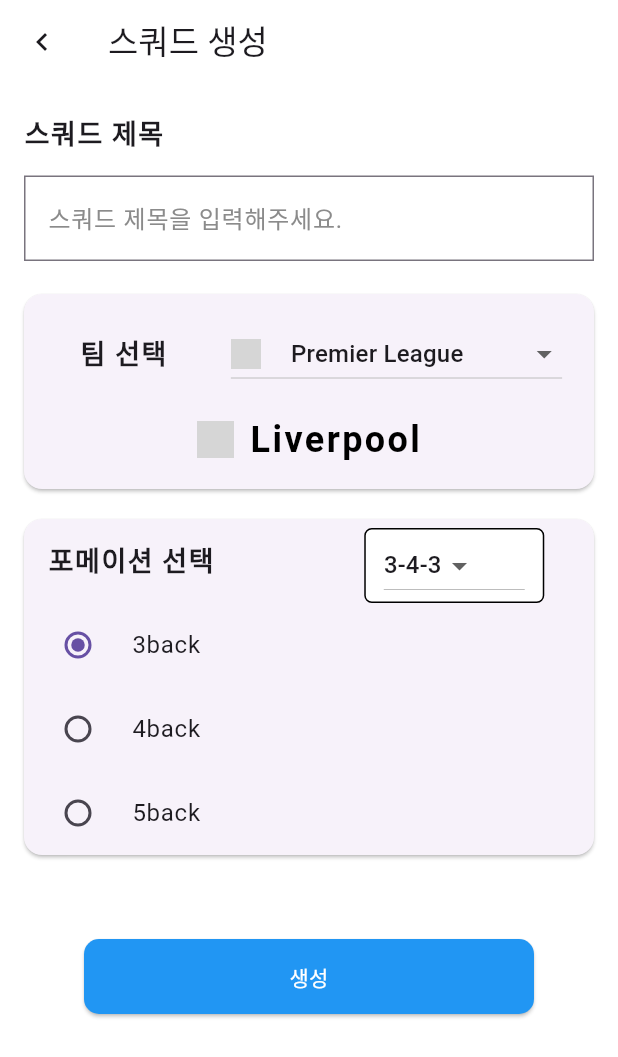
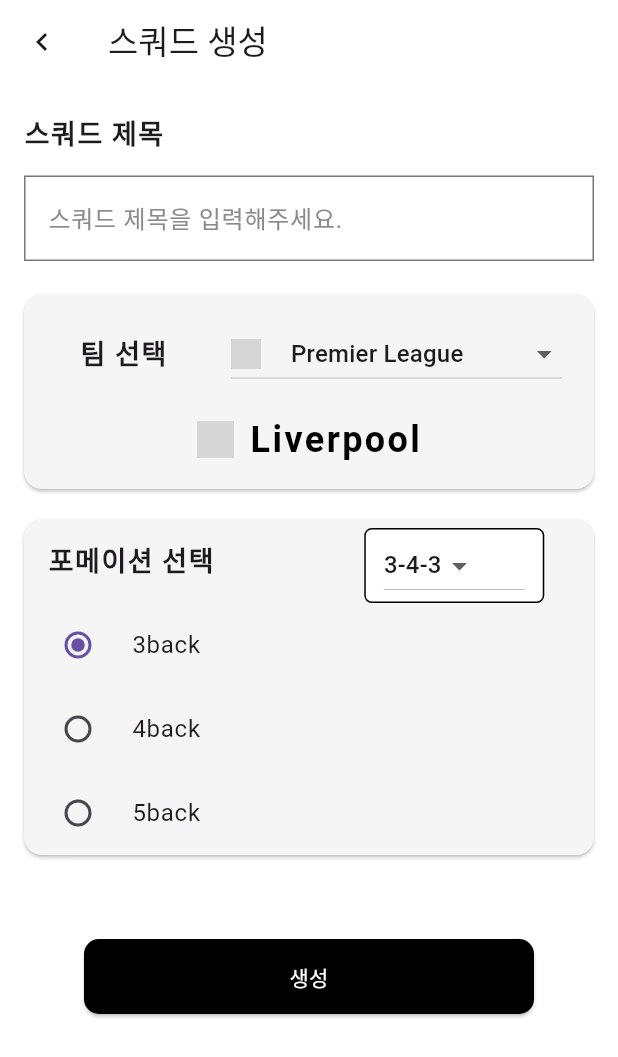
Before and after one commit to kmc7582s/fcm_squad_maker, a Flutter app: the CreateSquadPage screen opened directly, on a phone screen of 412 x 824 dp. Shown: the top 1057 px of the screen. Run offline on Flutter 3.47's test engine with Material 3 defaults, Android fonts, the phone set to English and light mode, and no system bars; our stand-ins replace firebase_auth, firebase_core, firebase_database, firebase_storage, flutter_animate, flutter_rating_bar and 5 more; missing offline and left inert: gauge_indicator; accounts and stored records are empty; network calls fail; Roboto replaces fonts that are missing (Pretendard); grey boxes are pictures that could not be loaded.

Commit message:
2024/07/29 일부 기능 및 디자인 수정

```diff
--- a/flutter_native_splash.yaml
+++ b/flutter_native_splash.yaml
@@ -18,7 +18,7 @@
 
   # The image parameter allows you to specify an image used in the splash screen.  It must be a
   # png file and should be sized for 4x pixel density.
-  image: assets/test_logo.png
+  image: assets/appstore.png
 
   # The branding property allows you to specify an image used as branding in the splash screen.
   # It must be a png file. It is supported for Android, iOS and the Web.  For Android 12,
@@ -50,7 +50,7 @@
   # 640 pixels in diameter.
   # App icon without an icon background: This should be 1152×1152 pixels, and fit within a circle
   # 768 pixels in diameter.
-    image: assets/test_logo.png
+    image: assets/appstore.png
 
   # Splash screen background color.
     color: "#f4f4f4"
--- a/lib/config/color.dart
+++ b/lib/config/color.dart
@@ -6,7 +6,7 @@
   static const Color fwColor = Color(0xFFFF0000);
   static const Color mfColor = Color(0xFF2DB400);
   static const Color dfColor = Color(0xFF0000FF);
-  static const Color gkColor = Color(0xFFFFFF00);
+  static const Color gkColor = Color(0xFFFFD400);
 
   static const Color base1 = Color(0xFF000000);
   static const Color base2 = Color(0xFF7C7C7C);
--- a/lib/pages/setting/edit_nickname_page.dart
+++ b/lib/pages/setting/edit_nickname_page.dart
@@ -47,7 +47,9 @@
   @override
   Widget build(BuildContext context) {
     return Scaffold(
+      backgroundColor: Colors.white,
       appBar: AppBar(
+        backgroundColor: Colors.white,
         leading: IconButton(
           icon: const Icon(Icons.chevron_left),
           onPressed: () async {
@@ -62,7 +64,7 @@
           padding:EdgeInsets.only(top:200,left: 30, right: 30),
           child: Card(
             elevation: 6,
-            color: Colors.white,
+            color: Colors.grey.shade100,
             shape: RoundedRectangleBorder(
               borderRadius: BorderRadius.circular(20),
             ),
--- a/lib/pages/setting/edit_password_page.dart
+++ b/lib/pages/setting/edit_password_page.dart
@@ -47,7 +47,9 @@
   @override
   Widget build(BuildContext context) {
     return Scaffold(
+      backgroundColor: Colors.white,
       appBar: AppBar(
+        backgroundColor: Colors.white,
         title: Text("비밀번호 변경"),
       ),
       body: SingleChildScrollView(
@@ -55,7 +57,7 @@
           padding:EdgeInsets.only(top:200,left: 30, right: 30),
           child: Card(
             elevation: 6,
-            color: Colors.white,
+            color: Colors.grey.shade100,
             shape: RoundedRectangleBorder(
               borderRadius: BorderRadius.circular(20),
             ),
@@ -76,7 +78,7 @@
                   padding: const EdgeInsets.only(left: 10, right: 10, bottom: 8, top: 10),
                   child: textField("이메일을 입력해주세요.", _emailController, false),
                 ),
-                Text("비밀번호는 6개월마다 변경하는 것을 권장합니다.", style: TextStyle(color: Colors.grey.shade500),),
+                Text("비밀번호는 6개월마다 변경하는 것을 권장합니다.", style: TextStyle(color: Colors.grey.shade700),),
                 SizedBox(height: 20,),
                 Text(statusMessage, style: CustomTextStyle.statemessage,),
                 _isLoading ?
--- a/lib/pages/squadmaker/create_squad.dart
+++ b/lib/pages/squadmaker/create_squad.dart
@@ -154,6 +154,7 @@
             Padding(
               padding: const EdgeInsets.only(top: 18, left: 12.0, right: 12),
               child: Card(
+                color: Colors.grey.shade100,
                 child: Column(
                   children: [
                     Padding(
@@ -206,6 +207,7 @@
             Padding(
               padding: const EdgeInsets.all(12.0),
               child: Card(
+                color: Colors.grey.shade100,
                 child: Column(
                   children: [
                     Padding(
@@ -273,7 +275,7 @@
                   shape: RoundedRectangleBorder(
                       borderRadius: BorderRadius.circular(10)
                   ),
-                  backgroundColor: Colors.blue
+                  backgroundColor: Colors.black
               ),
               child: const Text("생성", style: TextStyle(color: Colors.white)),
             ),
--- a/pubspec.yaml
+++ b/pubspec.yaml
@@ -73,7 +73,7 @@
   # To add assets to your application, add an assets section, like this:
   assets:
     - assets/images/field.png
-    - assets/images/test_logo.png
+    - assets/images/appstore.png
 
   fonts:
     - family:  Custom_Icons
```
Also changed, not shown: assets/images/appstore.png (added), assets/images/test_logo.png (deleted), 23 other files.
